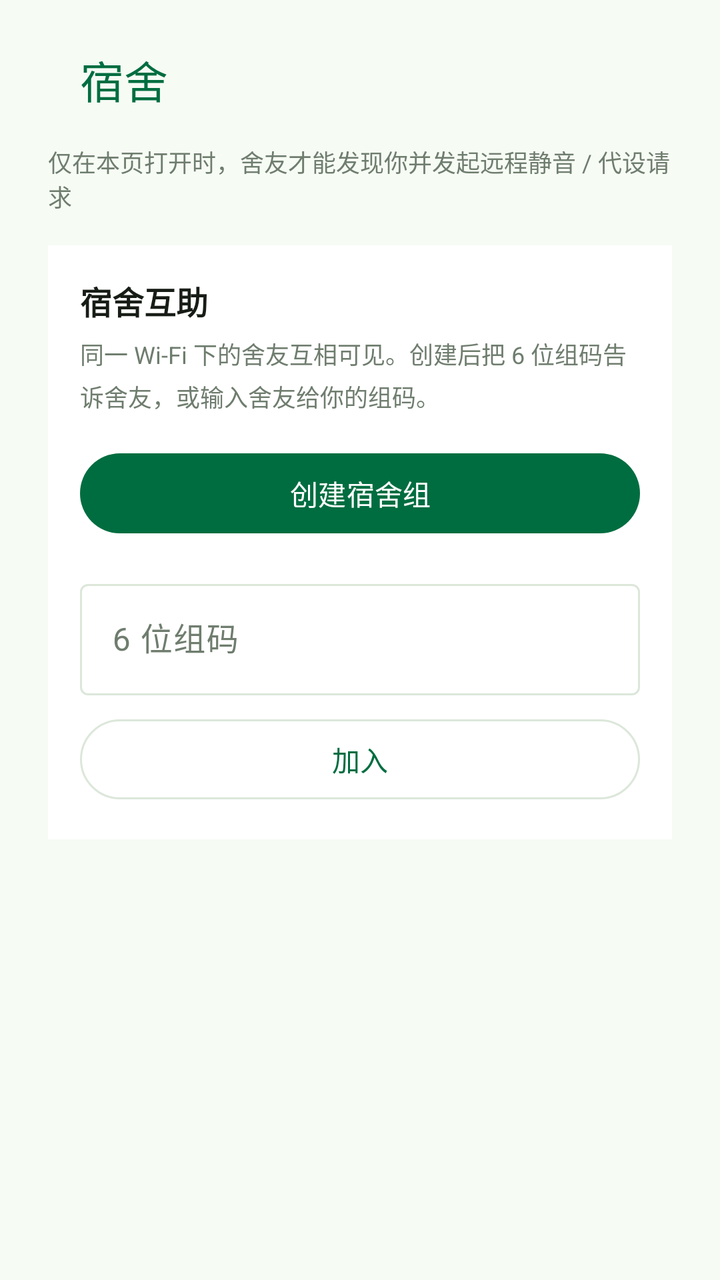
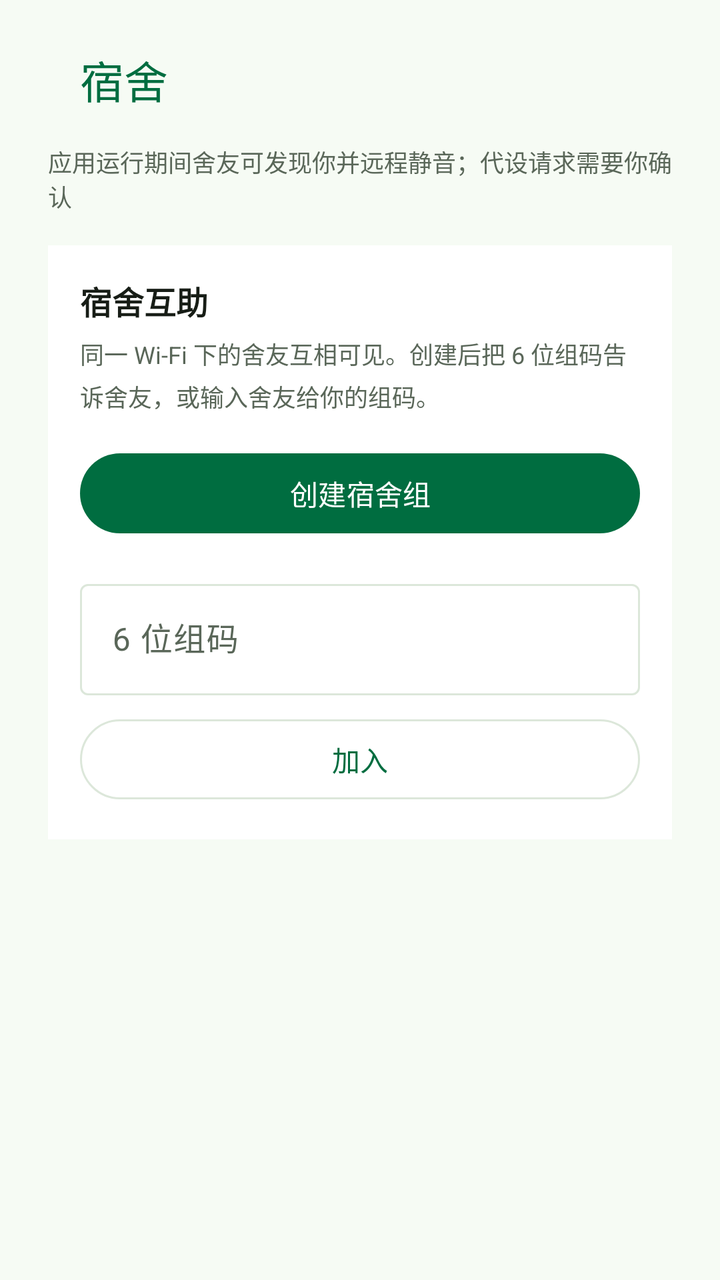

An Android layout rendered at two revisions. The XML below is the earlier revision; the diff shows what the commit changed to produce the second picture.
<!-- AndroidManifest.xml: application theme Theme.Tongxiao -->
<!-- res/layout/fragment_group.xml -->
<?xml version="1.0" encoding="utf-8"?>
<ScrollView xmlns:android="http://schemas.android.com/apk/res/android"
    xmlns:app="http://schemas.android.com/apk/res-auto"
    android:layout_width="match_parent"
    android:layout_height="match_parent"
    android:clipToPadding="false">

    <LinearLayout
        android:layout_width="match_parent"
        android:layout_height="wrap_content"
        android:orientation="vertical"
        android:paddingHorizontal="24dp"
        android:paddingTop="8dp"
        android:paddingBottom="32dp">

        <com.google.android.material.appbar.MaterialToolbar
            android:layout_width="match_parent"
            android:layout_height="?attr/actionBarSize"
            android:background="@color/bg"
            app:title="@string/tab_group"
            app:titleTextColor="@color/green_primary" />

        <TextView
            android:id="@+id/group_hint"
            android:layout_width="match_parent"
            android:layout_height="wrap_content"
            android:text="@string/group_scope_hint"
            android:textColor="@color/muted"
            android:textSize="12sp" />

        
        <LinearLayout
            android:id="@+id/group_join_card"
            android:layout_width="match_parent"
            android:layout_height="wrap_content"
            android:layout_marginTop="16dp"
            android:background="@color/card"
            android:orientation="vertical"
            android:padding="16dp">

            <TextView
                android:layout_width="wrap_content"
                android:layout_height="wrap_content"
                android:text="@string/group_join_title"
                android:textColor="@color/ink"
                android:textSize="16sp"
                android:textStyle="bold" />

            <TextView
                android:layout_width="match_parent"
                android:layout_height="wrap_content"
                android:layout_marginTop="6dp"
                android:lineSpacingExtra="4dp"
                android:text="@string/group_join_helper"
                android:textColor="@color/muted"
                android:textSize="12sp" />

            <com.google.android.material.button.MaterialButton
                android:id="@+id/group_create_button"
                android:layout_width="match_parent"
                android:layout_height="wrap_content"
                android:layout_marginTop="16dp"
                android:text="@string/group_create" />

            <com.google.android.material.textfield.TextInputLayout
                android:layout_width="match_parent"
                android:layout_height="wrap_content"
                android:layout_marginTop="16dp"
                android:hint="@string/group_code_hint">

                <com.google.android.material.textfield.TextInputEditText
                    android:id="@+id/group_code_input"
                    android:layout_width="match_parent"
                    android:layout_height="wrap_content"
                    android:imeOptions="actionDone"
                    android:inputType="number"
                    android:maxLength="6" />

            </com.google.android.material.textfield.TextInputLayout>

            <com.google.android.material.button.MaterialButton
                android:id="@+id/group_join_button"
                style="@style/Widget.Material3.Button.OutlinedButton"
                android:layout_width="match_parent"
                android:layout_height="wrap_content"
                android:layout_marginTop="8dp"
                android:text="@string/group_join" />

        </LinearLayout>

        
        <LinearLayout
            android:id="@+id/group_panel"
            android:layout_width="match_parent"
            android:layout_height="wrap_content"
            android:orientation="vertical"
            android:visibility="gone">

            <TextView
                android:id="@+id/group_code_text"
                android:layout_width="match_parent"
                android:layout_height="wrap_content"
                android:layout_marginTop="16dp"
                android:background="@color/green_container"
                android:padding="14dp"
                android:textColor="@color/green_on_container"
                android:textSize="15sp"
                android:textStyle="bold" />

            <TextView
                android:id="@+id/group_nick_text"
                android:layout_width="match_parent"
                android:layout_height="wrap_content"
                android:layout_marginTop="8dp"
                android:textColor="@color/muted"
                android:textSize="12sp" />

            <TextView
                android:id="@+id/group_wiring_warning"
                android:layout_width="match_parent"
                android:layout_height="wrap_content"
                android:layout_marginTop="10dp"
                android:background="@color/line"
                android:padding="10dp"
                android:text="@string/group_no_gateway_warning"
                android:textColor="@color/ink"
                android:textSize="12sp"
                android:visibility="gone" />

            <TextView
                android:layout_width="wrap_content"
                android:layout_height="wrap_content"
                android:layout_marginTop="20dp"
                android:text="@string/group_members_title"
                android:textColor="@color/ink"
                android:textSize="15sp"
                android:textStyle="bold" />

            <LinearLayout
                android:id="@+id/group_member_list"
                android:layout_width="match_parent"
                android:layout_height="wrap_content"
                android:layout_marginTop="4dp"
                android:orientation="vertical" />

            <TextView
                android:id="@+id/group_member_empty"
                android:layout_width="match_parent"
                android:layout_height="wrap_content"
                android:text="@string/group_member_empty"
                android:textColor="@color/muted"
                android:textSize="12sp" />

            <TextView
                android:layout_width="wrap_content"
                android:layout_height="wrap_content"
                android:layout_marginTop="20dp"
                android:text="@string/group_pending_title"
                android:textColor="@color/ink"
                android:textSize="15sp"
                android:textStyle="bold" />

            <LinearLayout
                android:id="@+id/group_pending_list"
                android:layout_width="match_parent"
                android:layout_height="wrap_content"
                android:layout_marginTop="4dp"
                android:orientation="vertical" />

            <TextView
                android:id="@+id/group_pending_empty"
                android:layout_width="match_parent"
                android:layout_height="wrap_content"
                android:text="@string/group_pending_empty"
                android:textColor="@color/muted"
                android:textSize="12sp" />

            <com.google.android.material.button.MaterialButton
                android:id="@+id/group_leave_button"
                style="@style/Widget.Material3.Button.TextButton"
                android:layout_width="wrap_content"
                android:layout_height="wrap_content"
                android:layout_marginTop="24dp"
                android:text="@string/group_leave" />

        </LinearLayout>

    </LinearLayout>

</ScrollView>
<!-- resources referenced by this layout -->
<resources>
  <color name="bg">#F6FBF4</color>
  <color name="card">#FFFFFF</color>
  <color name="green_container">#C8E6C9</color>
  <color name="green_on_container">#171D16</color>
  <color name="green_primary">#006D40</color>
  <color name="ink">#171D16</color>
  <color name="line">#DCE7DA</color>
  <color name="muted">#6F7D6E</color>
  <string name="group_code_hint">6 位组码</string>
  <string name="group_create">创建宿舍组</string>
  <string name="group_join">加入</string>
  <string name="group_join_helper">同一 Wi-Fi 下的舍友互相可见。创建后把 6 位组码告诉舍友，或输入舍友给你的组码。</string>
  <string name="group_join_title">宿舍互助</string>
  <string name="group_leave">退出宿舍组</string>
  <string name="group_member_empty">还没有舍友上线</string>
  <string name="group_members_title">舍友</string>
  <string name="group_no_gateway_warning">静音 / 代设功能未接线（缺少 AlarmGateway 实现），远程指令会被拒绝</string>
  <string name="group_pending_empty">没有待确认的请求</string>
  <string name="group_pending_title">待我确认</string>
  <string name="group_scope_hint">仅在本页打开时，舍友才能发现你并发起远程静音 / 代设请求</string>
  <string name="tab_group">宿舍</string>
  <style name="Theme.Tongxiao" parent="Theme.Material3.Light.NoActionBar">
          
          <item name="android:windowLightStatusBar">true</item>
          <item name="colorPrimary">@color/green_primary</item>
          <item name="colorOnPrimary">@color/green_on_primary</item>
          <item name="colorPrimaryContainer">@color/green_container</item>
          <item name="colorOnPrimaryContainer">@color/green_on_container</item>
          <item name="android:colorBackground">@color/bg</item>
          <item name="colorSurface">@color/card</item>
          <item name="colorOnSurface">@color/ink</item>
          <item name="colorOnSurfaceVariant">@color/muted</item>
          <item name="colorOutline">@color/line</item>
      </style>
  <color name="green_on_primary">#FFFFFF</color>
</resources>

<!-- the commit's change to res/layout/fragment_group.xml (unified diff, before → after) -->
@@ -107,13 +107,67 @@
                 android:textSize="15sp"
                 android:textStyle="bold" />
 
+            <LinearLayout
+                android:layout_width="wrap_content"
+                android:layout_height="wrap_content"
+                android:layout_marginTop="4dp"
+                android:orientation="horizontal">
+
+                <com.google.android.material.button.MaterialButton
+                    android:id="@+id/group_copy_code_button"
+                    style="@style/Widget.Material3.Button.TextButton"
+                    android:layout_width="wrap_content"
+                    android:layout_height="wrap_content"
+                    android:text="@string/group_code_copy" />
+
+                <com.google.android.material.button.MaterialButton
+                    android:id="@+id/group_nick_edit_button"
+                    style="@style/Widget.Material3.Button.TextButton"
+                    android:layout_width="wrap_content"
+                    android:layout_height="wrap_content"
+                    android:text="@string/group_nick_edit" />
+
+            </LinearLayout>
+
             <TextView
                 android:id="@+id/group_nick_text"
                 android:layout_width="match_parent"
                 android:layout_height="wrap_content"
-                android:layout_marginTop="8dp"
-                android:textColor="@color/muted"
-                android:textSize="12sp" />
+                android:textColor="@color/muted"
+                android:textSize="12sp" />
+
+            <TextView
+                android:id="@+id/group_share_summary"
+                android:layout_width="match_parent"
+                android:layout_height="wrap_content"
+                android:layout_marginTop="6dp"
+                android:textColor="@color/muted"
+                android:textSize="12sp" />
+
+            
+            <TextView
+                android:id="@+id/group_master_off_banner"
+                android:layout_width="match_parent"
+                android:layout_height="wrap_content"
+                android:layout_marginTop="10dp"
+                android:background="@color/green_container"
+                android:padding="10dp"
+                android:text="@string/group_master_off_banner"
+                android:textColor="@color/green_on_container"
+                android:textSize="12sp"
+                android:visibility="gone" />
+
+            
+            <TextView
+                android:id="@+id/group_nsd_banner"
+                android:layout_width="match_parent"
+                android:layout_height="wrap_content"
+                android:layout_marginTop="10dp"
+                android:background="@color/line"
+                android:padding="10dp"
+                android:textColor="@color/ink"
+                android:textSize="12sp"
+                android:visibility="gone" />
 
             <TextView
                 android:id="@+id/group_wiring_warning"
@@ -175,6 +229,25 @@
                 android:textColor="@color/muted"
                 android:textSize="12sp" />
 
+            <TextView
+                android:layout_width="wrap_content"
+                android:layout_height="wrap_content"
+                android:layout_marginTop="20dp"
+                android:text="@string/group_op_log_title"
+                android:textColor="@color/ink"
+                android:textSize="15sp"
+                android:textStyle="bold" />
+
+            <TextView
+                android:id="@+id/group_op_log"
+                android:layout_width="match_parent"
+                android:layout_height="wrap_content"
+                android:layout_marginTop="4dp"
+                android:lineSpacingExtra="3dp"
+                android:textColor="@color/muted"
+                android:textSize="12sp"
+                android:visibility="gone" />
+
             <com.google.android.material.button.MaterialButton
                 android:id="@+id/group_leave_button"
                 style="@style/Widget.Material3.Button.TextButton"
<!-- resource entries referenced after the edit -->
@@ -7,19 +7,23 @@
   <color name="green_primary">#006D40</color>
   <color name="ink">#171D16</color>
   <color name="line">#DCE7DA</color>
-  <color name="muted">#6F7D6E</color>
+  <color name="muted">#5A6759</color>
+  <string name="group_code_copy">复制组码</string>
   <string name="group_code_hint">6 位组码</string>
   <string name="group_create">创建宿舍组</string>
   <string name="group_join">加入</string>
   <string name="group_join_helper">同一 Wi-Fi 下的舍友互相可见。创建后把 6 位组码告诉舍友，或输入舍友给你的组码。</string>
   <string name="group_join_title">宿舍互助</string>
   <string name="group_leave">退出宿舍组</string>
+  <string name="group_master_off_banner">互助总闸已关闭：不会执行任何远程指令</string>
   <string name="group_member_empty">还没有舍友上线</string>
   <string name="group_members_title">舍友</string>
+  <string name="group_nick_edit">改昵称</string>
   <string name="group_no_gateway_warning">静音 / 代设功能未接线（缺少 AlarmGateway 实现），远程指令会被拒绝</string>
+  <string name="group_op_log_title">操作记录</string>
   <string name="group_pending_empty">没有待确认的请求</string>
   <string name="group_pending_title">待我确认</string>
-  <string name="group_scope_hint">仅在本页打开时，舍友才能发现你并发起远程静音 / 代设请求</string>
+  <string name="group_scope_hint">应用运行期间舍友可发现你并远程静音；代设请求需要你确认</string>
   <string name="tab_group">宿舍</string>
   <style name="Theme.Tongxiao" parent="Theme.Material3.Light.NoActionBar">
           
